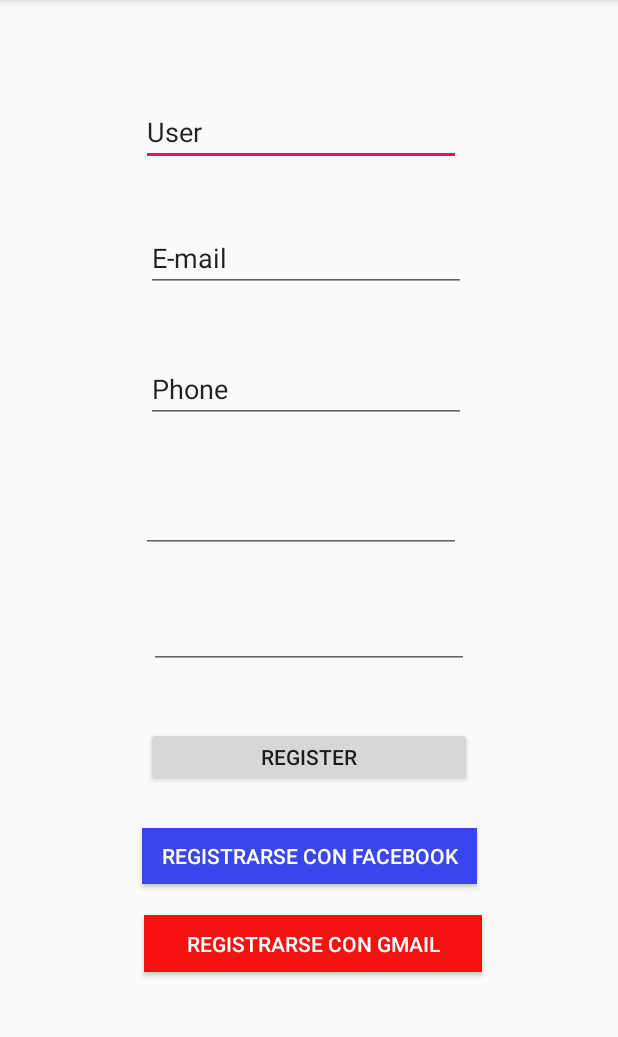
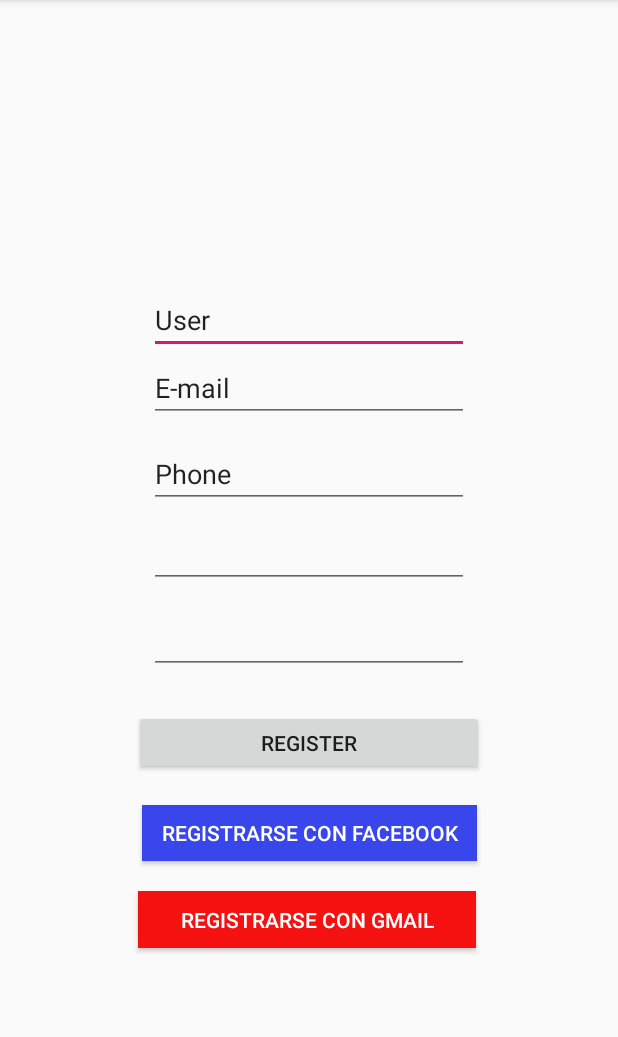
Before and after one commit to MarcSagues/A_Favour, an Android app: the Register screen opened directly, with no data from a screen before it, on a phone screen of 412 x 824 dp, the part 84-1121 px from its top. Run offline under Robolectric (Android 15) with nearby library versions, the phone set to English and light mode, and no system bars.

Commit message:
encryp pwd

```diff
--- a/app/src/main/java/cat/udl/tidic/a_favour/Register.java
+++ b/app/src/main/java/cat/udl/tidic/a_favour/Register.java
@@ -52,7 +52,6 @@ public class Register extends AppCompatActivity {
         String valor1 = pwd_txt.getText().toString();
         String valor2 = confirm_pwd_txt.getText().toString();
 
-
         if (valor1.equals(valor2)){ //comprovem que les contrasenyes siguin iguals
 
             // Course API requires passwords in sha-256 in passlib format so:
@@ -73,10 +72,10 @@ public class Register extends AppCompatActivity {
                 @Override
                 public void onResponse(Call<Void> call, Response<Void> response) {
                     if (response.code() == 200){
-                        Toast.makeText(Register.this,"User registered", Toast.LENGTH_SHORT).show();
+                        sendMessage("User registered");
                     }else{
                         try {
-                            Toast.makeText(Register.this, Objects.requireNonNull(response.errorBody()).string(), Toast.LENGTH_SHORT).show();
+                            sendMessage(Objects.requireNonNull(response.errorBody().string()));
                         } catch (IOException e) {
                             e.printStackTrace();
                         }
--- a/app/src/main/res/layout/activity_register.xml
+++ b/app/src/main/res/layout/activity_register.xml
@@ -10,66 +10,59 @@
         android:id="@+id/user_txt"
         android:layout_width="wrap_content"
         android:layout_height="wrap_content"
+        android:layout_marginTop="108dp"
         android:ems="10"
         android:inputType="textPersonName"
         android:text="User"
-        app:layout_constraintBottom_toTopOf="@+id/pwd_txt"
+        app:layout_constraintBottom_toTopOf="@+id/email_txt"
         app:layout_constraintEnd_toEndOf="parent"
-        app:layout_constraintHorizontal_bias="0.474"
         app:layout_constraintStart_toStartOf="parent"
         app:layout_constraintTop_toTopOf="parent"
-        app:layout_constraintVertical_bias="0.235" />
+        app:layout_constraintVertical_bias="1.0" />
 
     <EditText
         android:id="@+id/email_txt"
         android:layout_width="wrap_content"
         android:layout_height="wrap_content"
+        android:layout_marginBottom="12dp"
         android:ems="10"
         android:inputType="textPersonName"
         android:text="E-mail"
-        app:layout_constraintBottom_toTopOf="@+id/pwd_txt"
+        app:layout_constraintBottom_toTopOf="@+id/mobile_txt"
         app:layout_constraintEnd_toEndOf="parent"
-        app:layout_constraintHorizontal_bias="0.489"
-        app:layout_constraintStart_toStartOf="parent"
-        app:layout_constraintTop_toTopOf="parent"
-        app:layout_constraintVertical_bias="0.537" />
+        app:layout_constraintStart_toStartOf="parent" />
 
     <EditText
         android:id="@+id/mobile_txt"
         android:layout_width="wrap_content"
         android:layout_height="wrap_content"
+        android:layout_marginBottom="8dp"
         android:ems="10"
         android:inputType="textPersonName"
         android:text="Phone"
         app:layout_constraintBottom_toTopOf="@+id/pwd_txt"
         app:layout_constraintEnd_toEndOf="parent"
-        app:layout_constraintHorizontal_bias="0.489"
-        app:layout_constraintStart_toStartOf="parent"
-        app:layout_constraintTop_toTopOf="parent"
-        app:layout_constraintVertical_bias="0.851" />
+        app:layout_constraintStart_toStartOf="parent" />
 
     <EditText
         android:id="@+id/pwd_txt"
         android:layout_width="wrap_content"
         android:layout_height="wrap_content"
-        android:layout_marginBottom="116dp"
+        android:layout_marginBottom="12dp"
         android:ems="10"
         android:inputType="textPassword"
-        app:layout_constraintBottom_toTopOf="@+id/register_btn"
+        app:layout_constraintBottom_toTopOf="@+id/confirm_pwd_txt"
         app:layout_constraintEnd_toEndOf="parent"
-        app:layout_constraintHorizontal_bias="0.474"
-        app:layout_constraintStart_toStartOf="parent"
-        app:layout_constraintTop_toTopOf="parent"
-        app:layout_constraintVertical_bias="1.0" />
+        app:layout_constraintStart_toStartOf="parent" />
 
     <Button
         android:id="@+id/register_btn"
-        android:layout_width="217dp"
-        android:layout_height="39dp"
-        android:layout_marginBottom="244dp"
+        android:layout_width="233dp"
+        android:layout_height="43dp"
+        android:layout_marginBottom="20dp"
         android:onClick="clickOnRegister"
         android:text="register"
-        app:layout_constraintBottom_toBottomOf="parent"
+        app:layout_constraintBottom_toTopOf="@+id/facebook_btn"
         app:layout_constraintEnd_toEndOf="parent"
         app:layout_constraintStart_toStartOf="parent" />
 
@@ -77,41 +70,36 @@
         android:id="@+id/confirm_pwd_txt"
         android:layout_width="wrap_content"
         android:layout_height="wrap_content"
-        android:layout_marginTop="32dp"
+        android:layout_marginBottom="24dp"
         android:ems="10"
         android:inputType="textPassword"
         app:layout_constraintBottom_toTopOf="@+id/register_btn"
         app:layout_constraintEnd_toEndOf="parent"
-        app:layout_constraintStart_toStartOf="parent"
-        app:layout_constraintTop_toBottomOf="@+id/pwd_txt"
-        app:layout_constraintVertical_bias="0.0" />
+        app:layout_constraintStart_toStartOf="parent" />
 
     <Button
         android:id="@+id/facebook_btn"
         android:layout_width="223dp"
         android:layout_height="37dp"
-        android:layout_marginTop="28dp"
+        android:layout_marginBottom="20dp"
         android:background="#3846EB"
         android:text="Registrarse con Facebook"
         android:textColor="#FFFFFF"
+        app:layout_constraintBottom_toTopOf="@+id/gmail_btn"
         app:layout_constraintEnd_toEndOf="parent"
-        app:layout_constraintStart_toStartOf="parent"
-        app:layout_constraintTop_toBottomOf="@+id/register_btn" />
+        app:layout_constraintStart_toStartOf="parent" />
 
     <Button
         android:id="@+id/gmail_btn"
         android:layout_width="225dp"
         android:layout_height="38dp"
-        android:layout_marginStart="96dp"
-        android:layout_marginLeft="96dp"
+        android:layout_marginBottom="136dp"
         android:background="#F61111"
         android:text="registrarse con gmail"
         android:textColor="#FFFFFF"
         app:layout_constraintBottom_toBottomOf="parent"
         app:layout_constraintEnd_toEndOf="parent"
-        app:layout_constraintHorizontal_bias="0.0"
-        app:layout_constraintStart_toStartOf="parent"
-        app:layout_constraintTop_toBottomOf="@+id/facebook_btn"
-        app:layout_constraintVertical_bias="0.148" />
+        app:layout_constraintHorizontal_bias="0.494"
+        app:layout_constraintStart_toStartOf="parent" />
 
 </androidx.constraintlayout.widget.ConstraintLayout>
```
